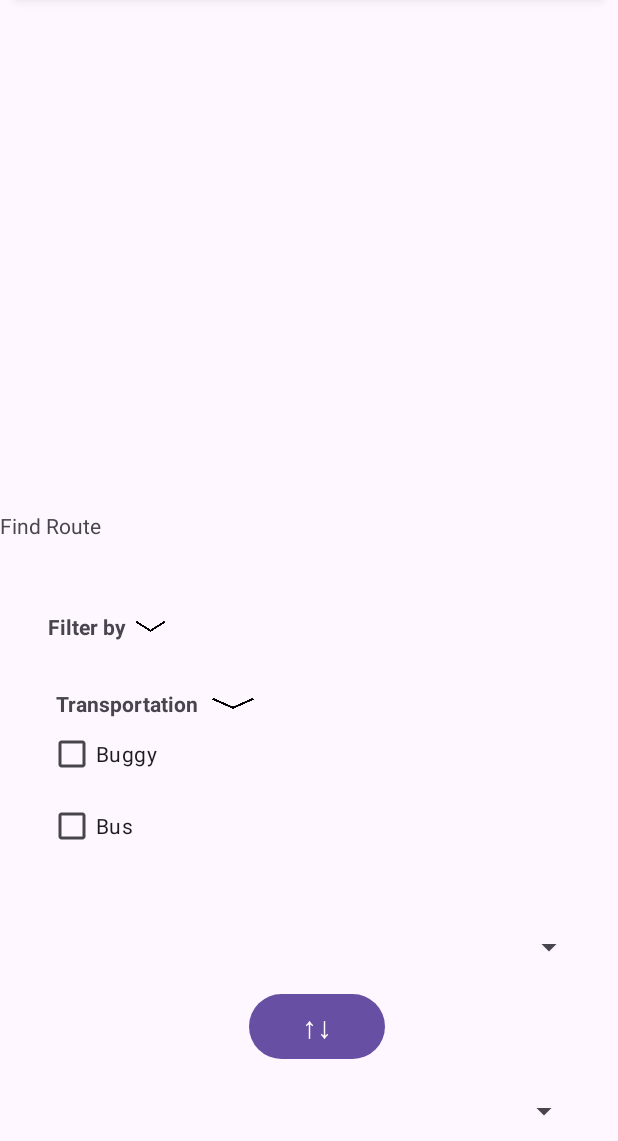
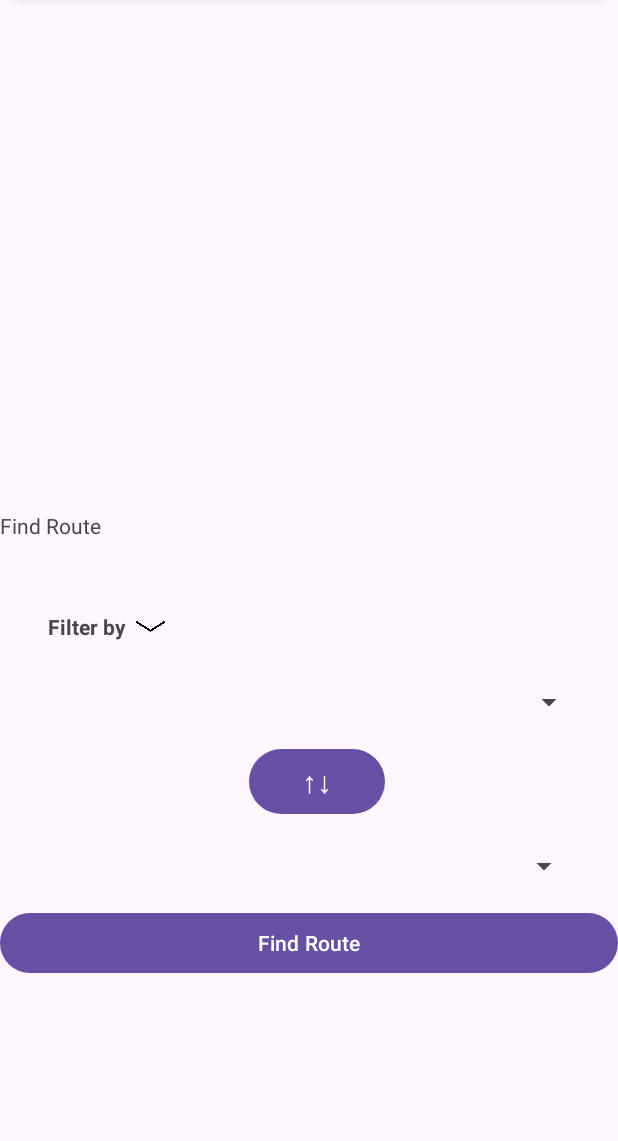
Before and after one commit to CTMX-Zhen/UTAR-Transit, an Android app: the screen it shows after launch (OptimizationRoute), on a phone screen of 412 x 824 dp, the part 95-1236 px from its top. Run offline under Robolectric (Android 15) with nearby library versions, the phone set to English and light mode, and no system bars; our stand-ins replace Firebase (no records; nobody signed in at launch, a user with empty details on screens opened directly).

Commit message:
forgot to remove back after edited

```diff
--- a/app/src/main/res/layout/activity_optimization_route.xml
+++ b/app/src/main/res/layout/activity_optimization_route.xml
@@ -118,7 +118,8 @@
                     android:layout_width="match_parent"
                     android:layout_height="wrap_content"
                     android:layout_below="@id/toggleFilterBy"
-                    android:orientation="vertical">
+                    android:orientation="vertical"
+                    android:visibility="gone">
 
                     <!-- Transportation troggle Start-->
                     <RelativeLayout
@@ -157,7 +158,8 @@
                             android:layout_width="match_parent"
                             android:layout_height="wrap_content"
                             android:layout_below="@id/toggleTransportation"
-                            android:orientation="vertical">
+                            android:orientation="vertical"
+                            android:visibility="gone">
 
                             <CheckBox
                                 android:id="@+id/checkboxBuggy"
```
